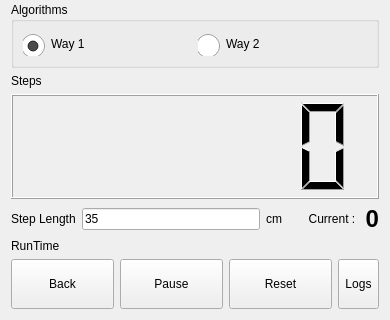
First picture: the form in src/dlgsteps.ui, repository ic005k/Knot-Legacy, before the edit; both pictures show x 0 to 390 and y 420 to 740 of the 390 by 740 pixel window.
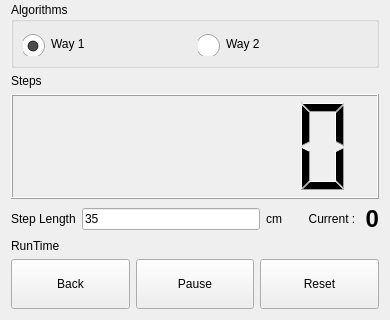
Second picture: the form after the edit. Icons and pictures are not drawn.

```diff
--- a/src/dlgsteps.ui
+++ b/src/dlgsteps.ui
@@ -351,19 +351,6 @@
        </property>
       </widget>
      </item>
-     <item>
-      <widget class="QToolButton" name="btnLogs">
-       <property name="minimumSize">
-        <size>
-         <width>0</width>
-         <height>50</height>
-        </size>
-       </property>
-       <property name="text">
-        <string>Logs</string>
-       </property>
-      </widget>
-     </item>
     </layout>
    </item>
   </layout>
```
